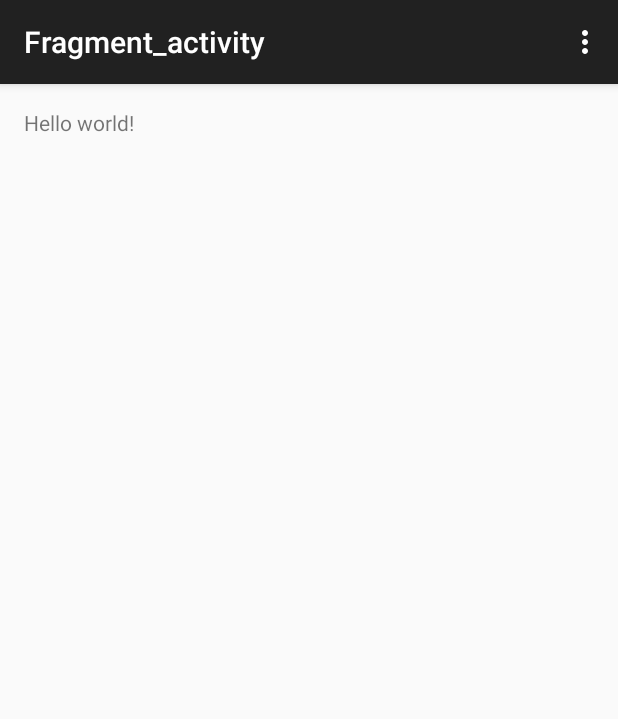
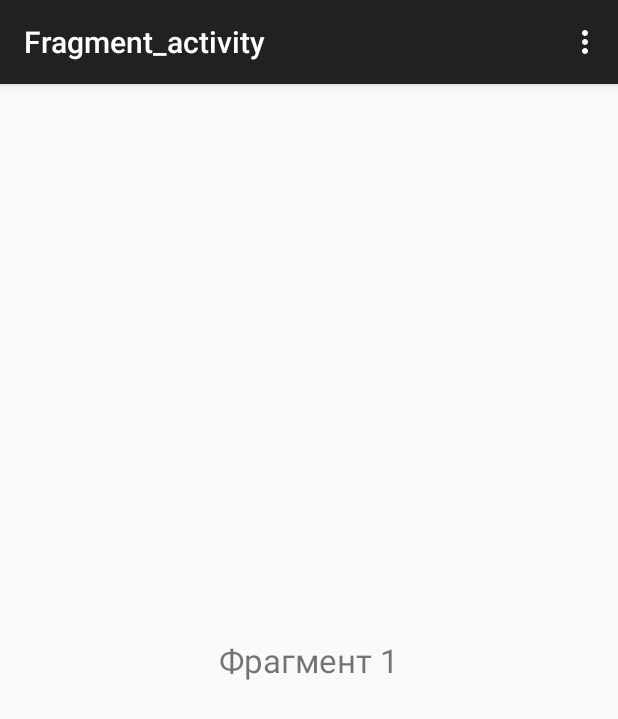
Before and after one commit to JokerDvD/E_sapa_ver_3_00, an Android app: the screen it shows after launch (Fragment_activity), on a phone screen of 412 x 824 dp. Shown: the top 719 px of the screen. Run offline under Robolectric (Android 15) with nearby library versions, the light colour scheme and no system bars.

Commit message:
add viewPager

```diff
--- a/app/src/main/java/com/example/admin/e_sapa_ver_3_00/Fragment_activity.java
+++ b/app/src/main/java/com/example/admin/e_sapa_ver_3_00/Fragment_activity.java
@@ -1,16 +1,18 @@
 package com.example.admin.e_sapa_ver_3_00;
 
+import android.os.Bundle;
+import android.support.v4.view.ViewPager;
 import android.support.v7.app.AppCompatActivity;
-import android.os.Bundle;
 import android.view.Menu;
 import android.view.MenuItem;
-
 public class Fragment_activity extends AppCompatActivity {
 
     @Override
     protected void onCreate(Bundle savedInstanceState) {
         super.onCreate(savedInstanceState);
         setContentView(R.layout.activity_fragment_activity);
+        ViewPager pager=(ViewPager)findViewById(R.id.pager);
+        pager.setAdapter(new MyAdapter(getSupportFragmentManager()));
     }
 
     @Override
--- /dev/null
+++ b/app/src/main/java/com/example/admin/e_sapa_ver_3_00/MyAdapter.java
@@ -0,0 +1,20 @@
+package com.example.admin.e_sapa_ver_3_00;
+
+
+import android.support.v4.app.Fragment;
+import android.support.v4.app.FragmentManager;
+import android.support.v4.app.FragmentPagerAdapter;
+
+public class MyAdapter extends FragmentPagerAdapter {
+    public MyAdapter(FragmentManager mgr) {
+        super(mgr);
+    }
+    @Override
+    public int getCount() {
+        return(10);
+    }
+    @Override
+    public Fragment getItem(int position) {
+        return(ValidateTabacco.newInstance(position));
+    }
+}
--- /dev/null
+++ b/app/src/main/java/com/example/admin/e_sapa_ver_3_00/ValidateTabacco.java
@@ -0,0 +1,39 @@
+package com.example.admin.e_sapa_ver_3_00;
+
+import android.os.Bundle;
+import android.support.v4.app.Fragment;
+import android.view.LayoutInflater;
+import android.view.View;
+import android.view.ViewGroup;
+import android.widget.TextView;
+
+public class ValidateTabacco extends Fragment {
+
+    private int pageNumber;
+
+    public static ValidateTabacco newInstance(int page) {
+        ValidateTabacco fragment = new ValidateTabacco();
+        Bundle args=new Bundle();
+        args.putInt("num", page);
+        fragment.setArguments(args);
+        return fragment;
+    }
+
+    public ValidateTabacco() {
+    }
+
+    @Override
+    public void onCreate(Bundle savedInstanceState) {
+        super.onCreate(savedInstanceState);
+        pageNumber = getArguments() != null ? getArguments().getInt("num") : 1;
+    }
+
+    @Override
+    public View onCreateView(LayoutInflater inflater, ViewGroup container,
+                             Bundle savedInstanceState) {
+        View result=inflater.inflate(R.layout.fragment_validate_tabacco, container, false);
+        TextView pageHeader=(TextView)result.findViewById(R.id.displayText);
+        pageHeader.setText("Фрагмент " + String.valueOf(pageNumber+1));
+        return result;
+    }
+}
--- a/app/src/main/res/layout/activity_fragment_activity.xml
+++ b/app/src/main/res/layout/activity_fragment_activity.xml
@@ -6,7 +6,12 @@
     android:paddingBottom="@dimen/activity_vertical_margin"
     tools:context="com.example.admin.e_sapa_ver_3_00.Fragment_activity">
 
-    <TextView android:text="@string/hello_world" android:layout_width="wrap_content"
-        android:layout_height="wrap_content" />
+    <android.support.v4.view.ViewPager
+        xmlns:android="http://schemas.android.com/apk/res/android"
+        android:id="@+id/pager"
+        android:layout_width="match_parent"
+        android:layout_height="match_parent">
+
+    </android.support.v4.view.ViewPager>
 
 </RelativeLayout>
--- /dev/null
+++ b/app/src/main/res/layout/fragment_validate_tabacco.xml
@@ -0,0 +1,14 @@
+<FrameLayout xmlns:android="http://schemas.android.com/apk/res/android"
+    xmlns:tools="http://schemas.android.com/tools"
+    android:layout_width="match_parent"
+    android:layout_height="match_parent"
+    tools:context="com.example.eugene.viewpagerapp.DetailFragment">
+
+    <TextView
+        android:id="@+id/displayText"
+        android:layout_width="wrap_content"
+        android:layout_height="wrap_content"
+        android:textSize="22dip"
+        android:layout_gravity="center" />
+
+</FrameLayout>
--- a/app/src/main/res/values/strings.xml
+++ b/app/src/main/res/values/strings.xml
@@ -4,4 +4,7 @@
     <string name="hello_world">Hello world!</string>
     <string name="action_settings">Settings</string>
     <string name="title_activity_fragment_activity">Fragment_activity</string>
+
+<!-- TODO: Remove or change this placeholder text -->
+    <string name="hello_blank_fragment">Hello blank fragment</string>
 </resources>
```
